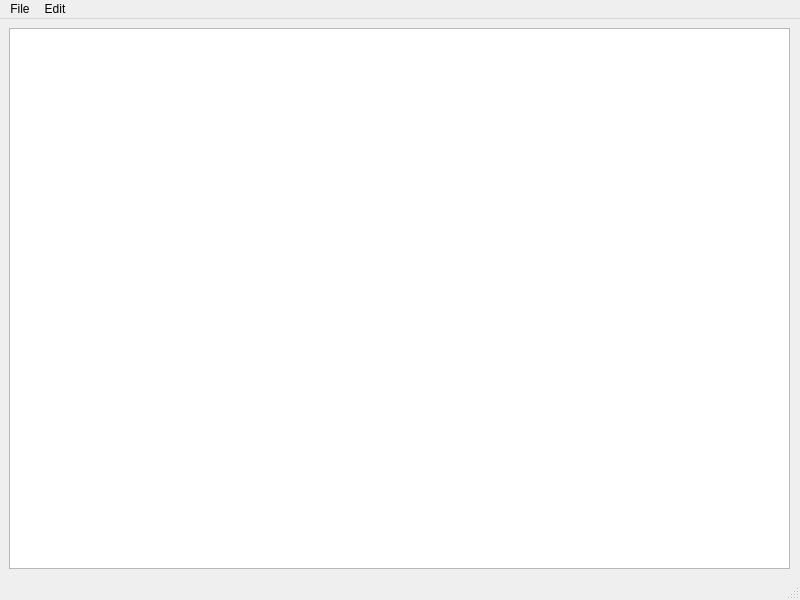
Above: CCODE/mainwindow.ui from MATF-RS20/RS028-ccode before the change. Below: the same form after it.
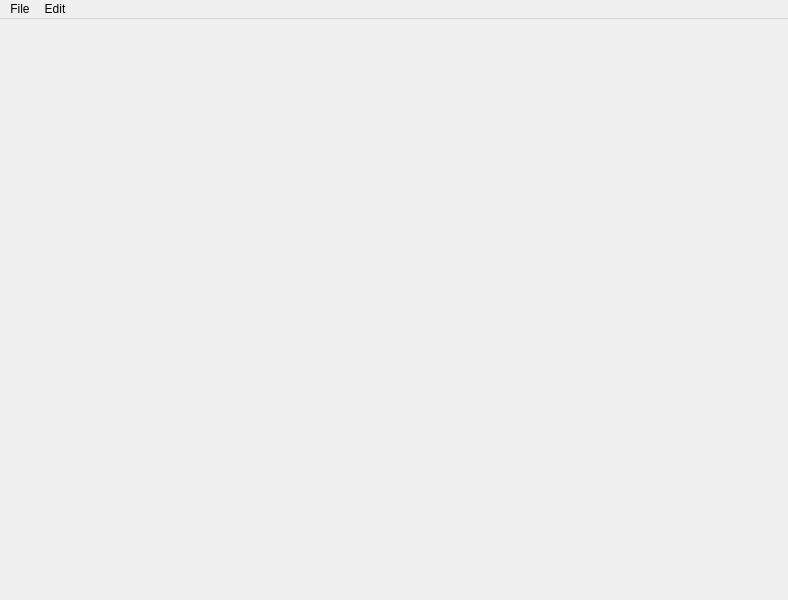
That is the form after the change.

```diff
--- a/CCODE/mainwindow.ui
+++ b/CCODE/mainwindow.ui
@@ -6,7 +6,7 @@
    <rect>
     <x>0</x>
     <y>0</y>
-    <width>800</width>
+    <width>788</width>
     <height>600</height>
    </rect>
   </property>
@@ -14,28 +14,19 @@
    <string>MainWindow</string>
   </property>
   <widget class="QWidget" name="centralwidget">
-   <widget class="QWidget" name="verticalLayoutWidget">
-    <property name="geometry">
-     <rect>
-      <x>9</x>
-      <y>9</y>
-      <width>781</width>
-      <height>541</height>
-     </rect>
-    </property>
-    <layout class="QVBoxLayout" name="verticalLayout">
-     <item>
-      <widget class="QTextEdit" name="textEdit"/>
-     </item>
-    </layout>
-   </widget>
+   <property name="enabled">
+    <bool>true</bool>
+   </property>
+   <property name="tabletTracking">
+    <bool>true</bool>
+   </property>
   </widget>
   <widget class="QMenuBar" name="menubar">
    <property name="geometry">
     <rect>
      <x>0</x>
      <y>0</y>
-     <width>800</width>
+     <width>788</width>
      <height>22</height>
     </rect>
    </property>
@@ -61,8 +52,7 @@
    <addaction name="menuFile"/>
    <addaction name="menuEdit"/>
   </widget>
-  <widget class="QStatusBar" name="statusbar"/>
-  <action name="actionNew">
+  <action name="actionrade">
    <property name="text">
     <string>New</string>
    </property>
```
Left out of the diff: 52 changed lines with no effect on the pictures.
